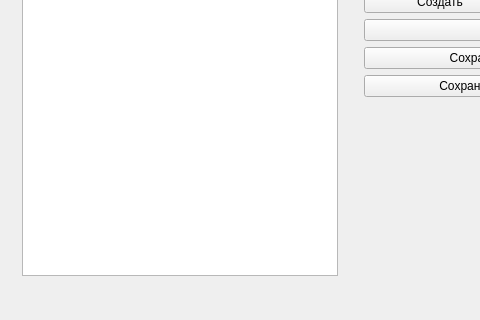
Old version of the form mainwindow.ui in the repository Sapfir0/ProgramLab; both pictures show x 0 to 480 and y 348 to 668 of the 853 by 668 pixel window.
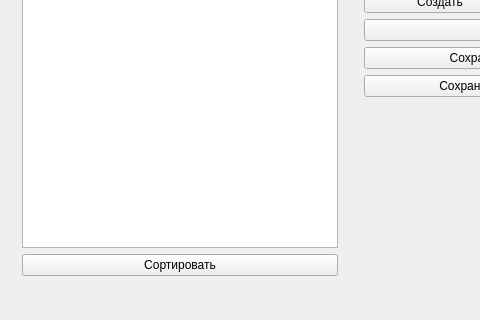
New version of the form.

Diff of the .ui file:
```diff
--- a/mainwindow.ui
+++ b/mainwindow.ui
@@ -47,6 +47,13 @@
             </column>
            </widget>
           </item>
+          <item>
+           <widget class="QPushButton" name="sortBtn">
+            <property name="text">
+             <string>Сортировать</string>
+            </property>
+           </widget>
+          </item>
           <item>
            <layout class="QHBoxLayout" name="horizontalLayout"/>
           </item>
```
